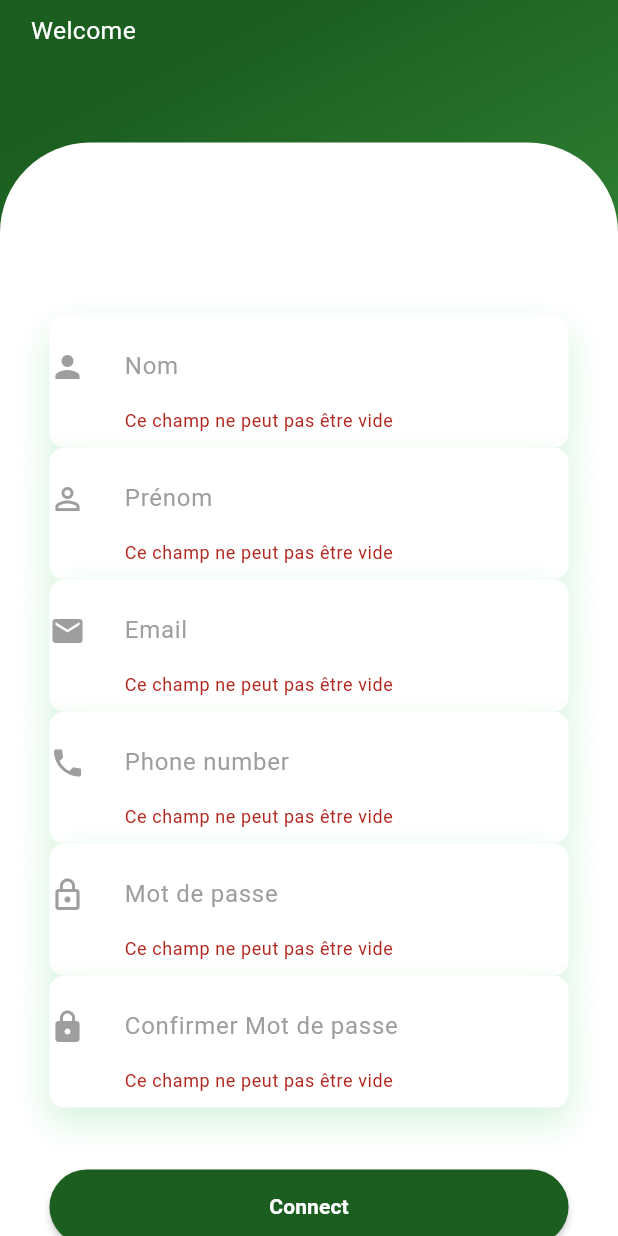
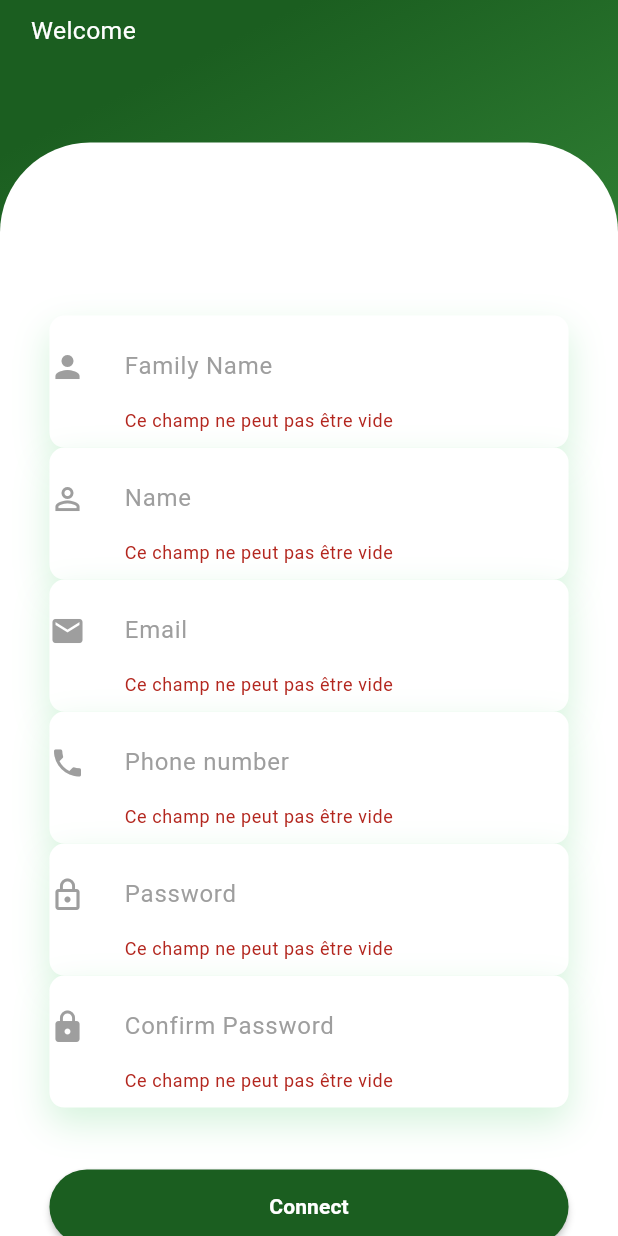
Before and after one commit to Hichem-S/App_pfe, a Flutter app: the InscriptionPage screen opened by its route, scrolled down 161 dp, after a tap on "Connect", on a phone screen of 412 x 824 dp. Run offline on Flutter 3.47's test engine with Material 3 defaults, Android fonts, the phone set to English and light mode, and no system bars; our stand-ins replace awesome_dialog, cloud_firestore, firebase_auth, firebase_core, google_sign_in, image_picker and 1 more; missing offline and left inert: flutter_facebook_auth; accounts and stored records are empty.

Commit message:
LAMASAT AKHYRA

```diff
--- a/lib/inscription_page.dart
+++ b/lib/inscription_page.dart
@@ -1,6 +1,7 @@
 import 'package:flutter/material.dart';
 import 'package:firebase_auth/firebase_auth.dart';
 import 'package:awesome_dialog/awesome_dialog.dart';
+import 'package:cloud_firestore/cloud_firestore.dart';
 
 class InscriptionPage extends StatefulWidget {
   @override
@@ -73,66 +74,15 @@ class _InscriptionPageState extends State<InscriptionPage> {
                     child: Column(
                       children: <Widget>[
                         SizedBox(height: screenHeight * 0.1),
-                        buildTextField(nomController, "Nom", "Nom", Icons.person),
-                        buildTextField(prenomController, "Prénom", "Prénom", Icons.person_outline),
+                        buildTextField(nomController, "Family Name", "Family Name", Icons.person),
+                        buildTextField(prenomController, "Name", "Name", Icons.person_outline),
                         buildTextField(emailController, "Email", "Email", Icons.email),
                         buildTextField(phoneNumberController, "Phone number", "Phone number", Icons.phone),
-                        buildTextField(passwordController, "Mot de passe", "Mot de passe", Icons.lock_outline, isPassword: true),
-                        buildTextField(confirmPasswordController, "Confirmer Mot de passe", "Confirmer Mot de passe", Icons.lock, isPassword: true),
+                        buildTextField(passwordController, "Password", "Password", Icons.lock_outline, isPassword: true),
+                        buildTextField(confirmPasswordController, "Confirm Password", "Confirm Password", Icons.lock, isPassword: true),
                         SizedBox(height: screenHeight * 0.05),
                         MaterialButton(
-                          onPressed: () async {
-                            if (_formKey.currentState?.validate() ?? false) {
-                              if (passwordController.text == confirmPasswordController.text) {
-                                try {
-                                  final credential = await FirebaseAuth.instance.createUserWithEmailAndPassword(
-                                    email: emailController.text.trim(),
-                                    password: passwordController.text.trim(),
-
-                                  );
-                                  FirebaseAuth.instance.currentUser!.sendEmailVerification();
-                                  AwesomeDialog(
-                                    context: context,
-                                    dialogType: DialogType.success,
-                                    animType: AnimType.leftSlide,
-                                    title: 'Succès',
-                                    desc: 'Inscription réussie. Bienvenue!',
-                                    btnOkOnPress: () {
-                                      Navigator.of(context).pushReplacementNamed('/Login'); // Ensure this matches your route names
-                                    },
-                                  )..show();
-                                } on FirebaseAuthException catch (e) {
-                                  if (e.code == 'weak-password') {
-                                    AwesomeDialog(
-                                      context: context,
-                                      dialogType: DialogType.error,
-                                      animType: AnimType.rightSlide,
-                                      title: 'Erreur',
-                                      desc: 'Le mot de passe fourni est trop faible.',
-                                    )..show();
-                                  } else if (e.code == 'email-already-in-use') {
-                                    AwesomeDialog(
-                                      context: context,
-                                      dialogType: DialogType.error,
-                                      animType: AnimType.rightSlide,
-                                      title: 'Erreur',
-                                      desc: 'Le compte existe déjà pour cet e-mail.',
-                                    )..show();
-                                  }
-                                } catch (e) {
-                                  ScaffoldMessenger.of(context).showSnackBar(SnackBar(content: Text('Une erreur inconnue s\'est produite : $e')));
-                                }
-                              } else {
-                                AwesomeDialog(
-                                  context: context,
-                                  dialogType: DialogType.error,
-                                  animType: AnimType.rightSlide,
-                                  title: 'Erreur',
-                                  desc: 'Les mots de passe ne correspondent pas.',
-                                )..show();
-                              }
-                            }
-                          },
+                          onPressed: _registerUser,
                           height: 50,
                           color: Colors.green[900],
                           shape: RoundedRectangleBorder(
@@ -159,6 +109,61 @@ class _InscriptionPageState extends State<InscriptionPage> {
         ),
       ),
     );
+  }
+
+  Future<void> _registerUser() async {
+    if (_formKey.currentState!.validate()) {
+      if (passwordController.text == confirmPasswordController.text) {
+        try {
+          UserCredential userCredential = await FirebaseAuth.instance.createUserWithEmailAndPassword(
+            email: emailController.text.trim(),
+            password: passwordController.text.trim(),
+          );
+
+          // Update Firestore upon successful registration
+          FirebaseFirestore.instance.collection('users').doc(userCredential.user!.uid).set({
+            'nom': nomController.text,
+            'prenom': prenomController.text,
+            'email': emailController.text,
+            'phoneNumber': phoneNumberController.text,
+            'creationTime': DateTime.now(),
+          });
+
+          // Verification email
+          userCredential.user!.sendEmailVerification();
+
+          // Success dialog
+          AwesomeDialog(
+            context: context,
+            dialogType: DialogType.success,
+            animType: AnimType.leftSlide,
+            title: 'Succès',
+            desc: 'Inscription réussie. Vérifiez votre email!',
+            btnOkOnPress: () {
+              Navigator.of(context).pushReplacementNamed('/Login');
+            },
+          )..show();
+        } on FirebaseAuthException catch (e) {
+          AwesomeDialog(
+            context: context,
+            dialogType: DialogType.error,
+            animType: AnimType.rightSlide,
+            title: 'Erreur',
+            desc: e.message ?? 'Une erreur est survenue',
+            btnOkOnPress: () {},
+          )..show();
+        }
+      } else {
+        AwesomeDialog(
+          context: context,
+          dialogType: DialogType.error,
+          animType: AnimType.rightSlide,
+          title: 'Erreur',
+          desc: 'Les mots de passe ne correspondent pas.',
+          btnOkOnPress: () {},
+        )..show();
+      }
+    }
   }
 
   Widget buildTextField(TextEditingController controller, String label, String placeholder, IconData icon, {bool isPassword = false}) {
```
Also changed, not shown: lib/AccueilPage.dart (+12 -1 lines), lib/Login.dart (+16 -13 lines), lib/main.dart (+12 -8 lines), lib/settings.dart (added, +112 -0 lines).
